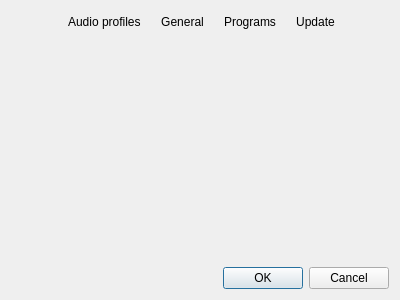
Before: the Qt Designer form gui/preferences/preferencesdialog.ui in flacon/flacon, drawn with Qt 5.
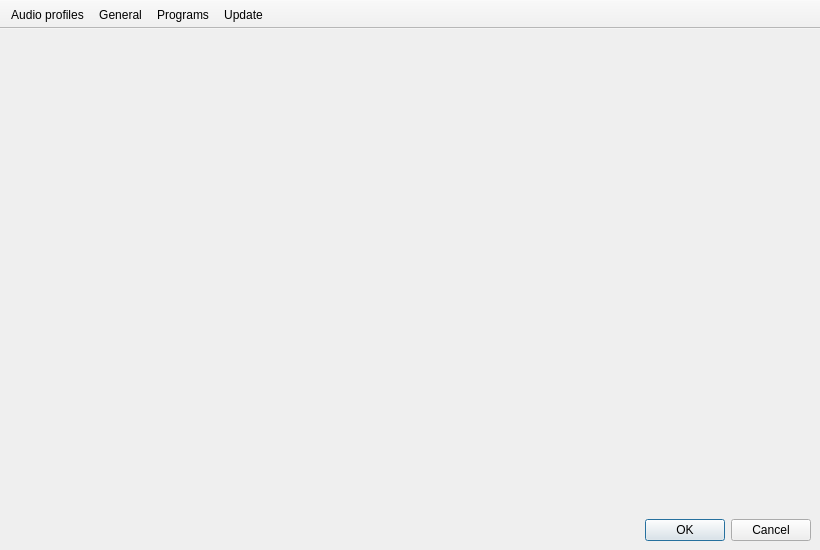
After: the same form once the commit is applied. Custom widgets are drawn as their Qt base class.

Commit message: Fix: Incorrect layout if preferences dialog width is too small

Patch:
```diff
--- a/gui/preferences/preferencesdialog.ui
+++ b/gui/preferences/preferencesdialog.ui
@@ -1,151 +1,20 @@
 <?xml version="1.0" encoding="UTF-8"?>
 <ui version="4.0">
  <class>PreferencesDialog</class>
- <widget class="QDialog" name="PreferencesDialog">
+ <widget class="QMainWindow" name="PreferencesDialog">
   <property name="geometry">
    <rect>
     <x>0</x>
     <y>0</y>
-    <width>400</width>
-    <height>300</height>
+    <width>820</width>
+    <height>550</height>
    </rect>
   </property>
   <property name="windowTitle">
    <string>Dialog</string>
   </property>
+  <widget class="QWidget" name="centralwidget">
   <layout class="QVBoxLayout" name="verticalLayout">
-   <item>
-    <widget class="QWidget" name="toolBar" native="true">
-     <layout class="QHBoxLayout" name="horizontalLayout">
-      <property name="leftMargin">
-       <number>0</number>
-      </property>
-      <property name="topMargin">
-       <number>0</number>
-      </property>
-      <property name="rightMargin">
-       <number>0</number>
-      </property>
-      <property name="bottomMargin">
-       <number>0</number>
-      </property>
-      <item>
-       <spacer name="leftSpacer">
-        <property name="orientation">
-         <enum>Qt::Horizontal</enum>
-        </property>
-        <property name="sizeHint" stdset="0">
-         <size>
-          <width>116</width>
-          <height>20</height>
-         </size>
-        </property>
-       </spacer>
-      </item>
-      <item>
-       <widget class="QToolButton" name="profilesPageButton">
-        <property name="focusPolicy">
-         <enum>Qt::ClickFocus</enum>
-        </property>
-        <property name="text">
-         <string comment="Preferences dialog button caption"> Audio profiles</string>
-        </property>
-        <property name="checkable">
-         <bool>true</bool>
-        </property>
-        <property name="autoExclusive">
-         <bool>true</bool>
-        </property>
-        <property name="toolButtonStyle">
-         <enum>Qt::ToolButtonTextUnderIcon</enum>
-        </property>
-        <property name="autoRaise">
-         <bool>true</bool>
-        </property>
-       </widget>
-      </item>
-      <item>
-       <widget class="QToolButton" name="generalPageButton">
-        <property name="focusPolicy">
-         <enum>Qt::ClickFocus</enum>
-        </property>
-        <property name="text">
-         <string comment="Preferences dialog button caption">General</string>
-        </property>
-        <property name="checkable">
-         <bool>true</bool>
-        </property>
-        <property name="autoExclusive">
-         <bool>true</bool>
-        </property>
-        <property name="toolButtonStyle">
-         <enum>Qt::ToolButtonTextUnderIcon</enum>
-        </property>
-        <property name="autoRaise">
-         <bool>true</bool>
-        </property>
-       </widget>
-      </item>
-      <item>
-       <widget class="QToolButton" name="programsPageButton">
-        <property name="focusPolicy">
-         <enum>Qt::ClickFocus</enum>
-        </property>
-        <property name="text">
-         <string comment="Preferences dialog button caption">Programs</string>
-        </property>
-        <property name="checkable">
-         <bool>true</bool>
-        </property>
-        <property name="autoExclusive">
-         <bool>true</bool>
-        </property>
-        <property name="toolButtonStyle">
-         <enum>Qt::ToolButtonTextUnderIcon</enum>
-        </property>
-        <property name="autoRaise">
-         <bool>true</bool>
-        </property>
-       </widget>
-      </item>
-      <item>
-       <widget class="QToolButton" name="updatePageButton">
-        <property name="focusPolicy">
-         <enum>Qt::ClickFocus</enum>
-        </property>
-        <property name="text">
-         <string comment="Preferences dialog button caption">Update</string>
-        </property>
-        <property name="checkable">
-         <bool>true</bool>
-        </property>
-        <property name="autoExclusive">
-         <bool>true</bool>
-        </property>
-        <property name="toolButtonStyle">
-         <enum>Qt::ToolButtonTextUnderIcon</enum>
-        </property>
-        <property name="autoRaise">
-         <bool>true</bool>
-        </property>
-       </widget>
-      </item>
-      <item>
-       <spacer name="rightSpacer">
-        <property name="orientation">
-         <enum>Qt::Horizontal</enum>
-        </property>
-        <property name="sizeHint" stdset="0">
-         <size>
-          <width>116</width>
-          <height>20</height>
-         </size>
-        </property>
-       </spacer>
-      </item>
-     </layout>
-    </widget>
-   </item>
    <item>
     <widget class="QStackedWidget" name="pagesWidget">
      <property name="sizePolicy">
@@ -237,9 +106,6 @@
    </item>
    <item>
     <widget class="QDialogButtonBox" name="buttonBox">
-     <property name="orientation">
-      <enum>Qt::Horizontal</enum>
-     </property>
      <property name="standardButtons">
       <set>QDialogButtonBox::Cancel|QDialogButtonBox::Ok</set>
      </property>
@@ -247,6 +113,63 @@
    </item>
   </layout>
  </widget>
+  <widget class="QToolBar" name="toolBar">
+   <property name="windowTitle">
+    <string>toolBar</string>
+   </property>
+   <property name="movable">
+    <bool>false</bool>
+   </property>
+   <property name="toolButtonStyle">
+    <enum>Qt::ToolButtonTextUnderIcon</enum>
+   </property>
+   <property name="floatable">
+    <bool>false</bool>
+   </property>
+   <attribute name="toolBarArea">
+    <enum>TopToolBarArea</enum>
+   </attribute>
+   <attribute name="toolBarBreak">
+    <bool>false</bool>
+   </attribute>
+   <addaction name="actShowProfilesPage"/>
+   <addaction name="actShowGeneralPage"/>
+   <addaction name="actShowProgramsPage"/>
+   <addaction name="actShowUpdatePage"/>
+  </widget>
+  <action name="actShowProfilesPage">
+   <property name="checkable">
+    <bool>true</bool>
+   </property>
+   <property name="text">
+    <string> Audio profiles</string>
+   </property>
+  </action>
+  <action name="actShowGeneralPage">
+   <property name="checkable">
+    <bool>true</bool>
+   </property>
+   <property name="text">
+    <string>General</string>
+   </property>
+  </action>
+  <action name="actShowProgramsPage">
+   <property name="checkable">
+    <bool>true</bool>
+   </property>
+   <property name="text">
+    <string>Programs</string>
+   </property>
+  </action>
+  <action name="actShowUpdatePage">
+   <property name="checkable">
+    <bool>true</bool>
+   </property>
+   <property name="text">
+    <string>Update</string>
+   </property>
+  </action>
+ </widget>
  <customwidgets>
   <customwidget>
    <class>ProfilesPage</class>
```
Left out of the diff: 37 changed lines with no effect on the pictures. Lines whose indentation alone changed are shown as unchanged. The commit also changes 12 other files.
